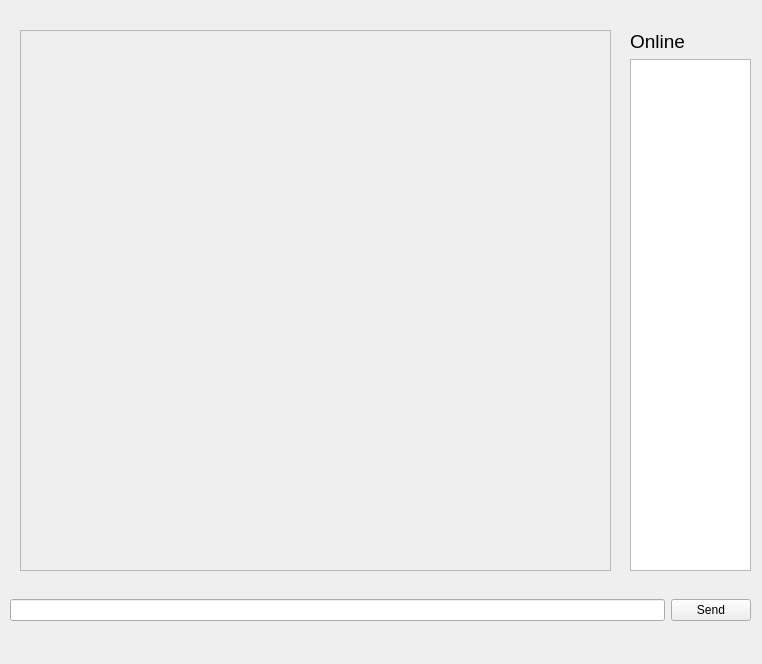
Old version of the form src/ui/main.ui in the repository SSS-Says-Snek/hisock-voip-app.
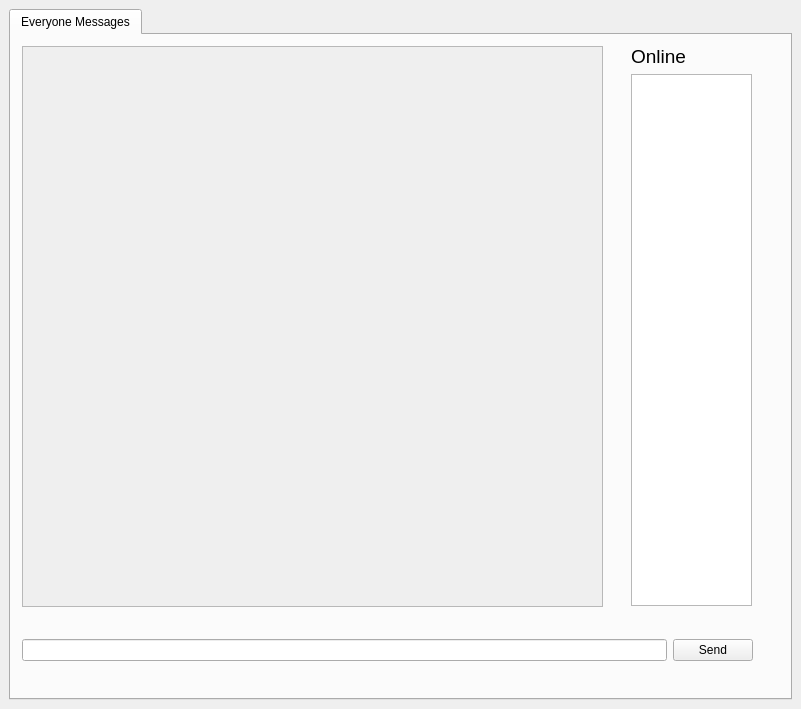
New version of the form.

Diff of the .ui file:
```diff
--- a/src/ui/main.ui
+++ b/src/ui/main.ui
@@ -6,8 +6,8 @@
    <rect>
     <x>0</x>
     <y>0</y>
-    <width>762</width>
-    <height>664</height>
+    <width>801</width>
+    <height>709</height>
    </rect>
   </property>
   <property name="focusPolicy">
@@ -17,13 +17,83 @@
    <string>MainWindow</string>
   </property>
   <widget class="QWidget" name="centralwidget">
+   <layout class="QGridLayout" name="gridLayout">
+    <item row="0" column="0">
+     <widget class="QTabWidget" name="tabs">
+      <property name="currentIndex">
+       <number>0</number>
+      </property>
+      <widget class="QWidget" name="everyone_message">
+       <attribute name="title">
+        <string>Everyone Messages</string>
+       </attribute>
+       <widget class="QScrollArea" name="message_scrollarea">
+        <property name="geometry">
+         <rect>
+          <x>11</x>
+          <y>11</y>
+          <width>581</width>
+          <height>561</height>
+         </rect>
+        </property>
+        <property name="sizePolicy">
+         <sizepolicy hsizetype="Expanding" vsizetype="Expanding">
+          <horstretch>7</horstretch>
+          <verstretch>0</verstretch>
+         </sizepolicy>
+        </property>
+        <property name="widgetResizable">
+         <bool>true</bool>
+        </property>
+        <property name="alignment">
+         <set>Qt::AlignLeading|Qt::AlignLeft|Qt::AlignTop</set>
+        </property>
+        <widget class="QWidget" name="widget">
+         <property name="geometry">
+          <rect>
+           <x>0</x>
+           <y>0</y>
+           <width>579</width>
+           <height>559</height>
+          </rect>
+         </property>
+         <property name="sizePolicy">
+          <sizepolicy hsizetype="Preferred" vsizetype="Preferred">
+           <horstretch>0</horstretch>
+           <verstretch>0</verstretch>
+          </sizepolicy>
+         </property>
+        </widget>
+       </widget>
    <widget class="QWidget" name="layoutWidget">
     <property name="geometry">
      <rect>
-      <x>630</x>
-      <y>30</y>
+          <x>11</x>
+          <y>590</y>
+          <width>731</width>
+          <height>51</height>
+         </rect>
+        </property>
+        <layout class="QHBoxLayout" name="send_box">
+         <item>
+          <widget class="QLineEdit" name="message_to_send"/>
+         </item>
+         <item>
+          <widget class="QPushButton" name="send_button">
+           <property name="text">
+            <string>Send</string>
+           </property>
+          </widget>
+         </item>
+        </layout>
+       </widget>
+       <widget class="QWidget" name="layoutWidget">
+        <property name="geometry">
+         <rect>
+          <x>620</x>
+          <y>10</y>
       <width>121</width>
-      <height>541</height>
+          <height>561</height>
      </rect>
     </property>
     <layout class="QVBoxLayout" name="online">
@@ -49,71 +119,10 @@
      </item>
     </layout>
    </widget>
-   <widget class="QWidget" name="layoutWidget">
-    <property name="geometry">
-     <rect>
-      <x>10</x>
-      <y>580</y>
-      <width>741</width>
-      <height>61</height>
-     </rect>
-    </property>
-    <layout class="QHBoxLayout" name="send_box">
-     <item>
-      <widget class="QLineEdit" name="message_to_send"/>
-     </item>
-     <item>
-      <widget class="QPushButton" name="send_button">
-       <property name="text">
-        <string>Send</string>
-       </property>
       </widget>
-     </item>
-    </layout>
-   </widget>
-   <widget class="QScrollArea" name="message_scrollarea">
-    <property name="geometry">
-     <rect>
-      <x>20</x>
-      <y>30</y>
-      <width>591</width>
-      <height>541</height>
-     </rect>
-    </property>
-    <property name="sizePolicy">
-     <sizepolicy hsizetype="Expanding" vsizetype="Expanding">
-      <horstretch>0</horstretch>
-      <verstretch>0</verstretch>
-     </sizepolicy>
-    </property>
-    <property name="widgetResizable">
-     <bool>true</bool>
-    </property>
-    <property name="alignment">
-     <set>Qt::AlignLeading|Qt::AlignLeft|Qt::AlignTop</set>
-    </property>
-    <widget class="QWidget" name="widget">
-     <property name="geometry">
-      <rect>
-       <x>0</x>
-       <y>0</y>
-       <width>589</width>
-       <height>539</height>
-      </rect>
-     </property>
-     <property name="sizePolicy">
-      <sizepolicy hsizetype="Preferred" vsizetype="Preferred">
-       <horstretch>0</horstretch>
-       <verstretch>0</verstretch>
-      </sizepolicy>
-     </property>
-     <layout class="QVBoxLayout" name="messages">
-      <property name="sizeConstraint">
-       <enum>QLayout::SetDefaultConstraint</enum>
-      </property>
-     </layout>
-    </widget>
-   </widget>
+     </widget>
+    </item>
+   </layout>
   </widget>
  </widget>
  <resources/>
```
Lines whose indentation alone changed are shown as unchanged.
